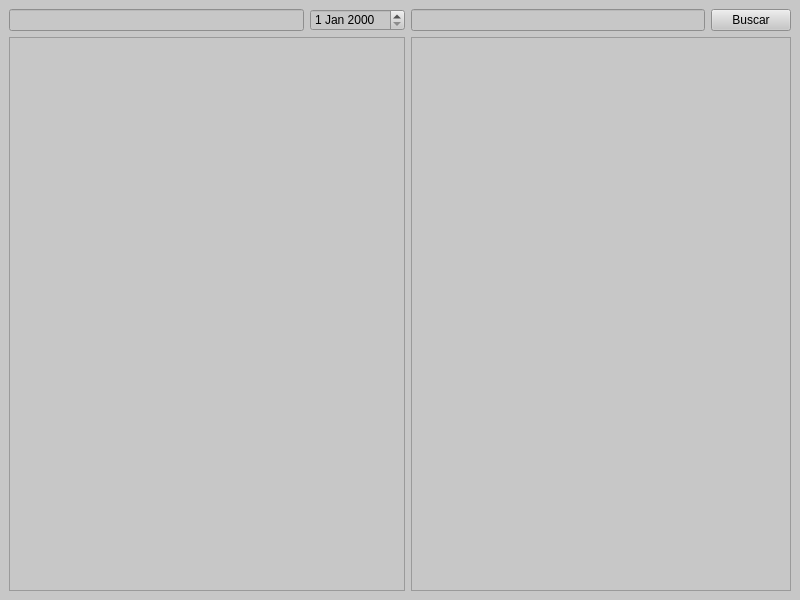
Above: TallerMecanico/ventanas/RegistroVentas.ui from VictorHCH/Taller-Mecanico before the change. Below: the same form after it.
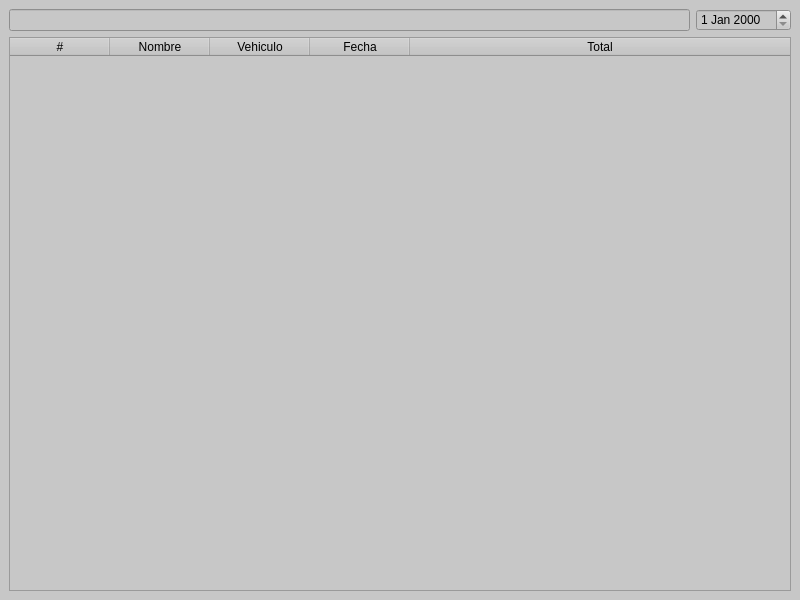
That is the form after the change. Icons and pictures are not drawn.

Commit message: Registro Ventas

Diff of the .ui file:
```diff
--- a/TallerMecanico/ventanas/RegistroVentas.ui
+++ b/TallerMecanico/ventanas/RegistroVentas.ui
@@ -28,32 +28,83 @@
     <item row="0" column="1">
      <widget class="QDateEdit" name="dateEdit"/>
     </item>
-    <item row="0" column="2">
-     <widget class="QLineEdit" name="detalles"/>
-    </item>
-    <item row="0" column="3">
-     <widget class="QPushButton" name="btnDetalle">
-      <property name="text">
-       <string>Buscar</string>
-      </property>
-     </widget>
-    </item>
     <item row="1" column="0" colspan="2">
-     <widget class="QTableView" name="tableView">
-      <property name="font">
-       <font>
-        <family>ITC Avant Garde Std Bk Cn</family>
-        <pointsize>10</pointsize>
-       </font>
+     <widget class="QTableWidget" name="tableWidget">
+      <property name="enabled">
+       <bool>true</bool>
       </property>
-      <property name="styleSheet">
-       <string notr="true">background-color: rgb(199, 199, 199);</string>
+      <property name="editTriggers">
+       <set>QAbstractItemView::NoEditTriggers</set>
       </property>
+      <property name="dragDropOverwriteMode">
+       <bool>false</bool>
+      </property>
+      <property name="selectionMode">
+       <enum>QAbstractItemView::SingleSelection</enum>
+      </property>
+      <property name="selectionBehavior">
+       <enum>QAbstractItemView::SelectRows</enum>
+      </property>
+      <property name="gridStyle">
+       <enum>Qt::SolidLine</enum>
+      </property>
+      <property name="wordWrap">
+       <bool>false</bool>
+      </property>
+      <property name="rowCount">
+       <number>0</number>
+      </property>
+      <attribute name="horizontalHeaderHighlightSections">
+       <bool>false</bool>
+      </attribute>
+      <attribute name="horizontalHeaderStretchLastSection">
+       <bool>true</bool>
+      </attribute>
+      <attribute name="verticalHeaderVisible">
+       <bool>false</bool>
+      </attribute>
+      <column>
+       <property name="text">
+        <string>#</string>
+       </property>
+       <property name="textAlignment">
+        <set>AlignCenter</set>
+       </property>
+      </column>
+      <column>
+       <property name="text">
+        <string>Nombre</string>
+       </property>
+       <property name="textAlignment">
+        <set>AlignCenter</set>
+       </property>
+      </column>
+      <column>
+       <property name="text">
+        <string>Vehiculo</string>
+       </property>
+       <property name="textAlignment">
+        <set>AlignCenter</set>
+       </property>
+      </column>
+      <column>
+       <property name="text">
+        <string>Fecha</string>
+       </property>
+       <property name="textAlignment">
+        <set>AlignCenter</set>
+       </property>
+      </column>
+      <column>
+       <property name="text">
+        <string>Total</string>
+       </property>
+       <property name="textAlignment">
+        <set>AlignCenter</set>
+       </property>
+      </column>
      </widget>
     </item>
-    <item row="1" column="2" colspan="2">
-     <widget class="QTableView" name="tableView_2"/>
-    </item>
    </layout>
   </widget>
  </widget>
```
The commit also changes 2 other files.
